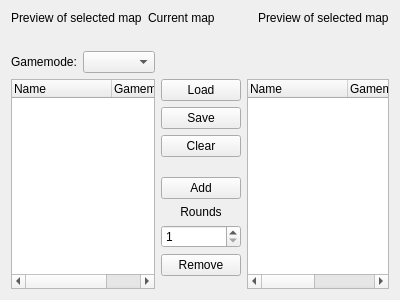
Qt form client/bf4/MapListWidget.ui (OpenRcon/OpenRcon) before a commit.
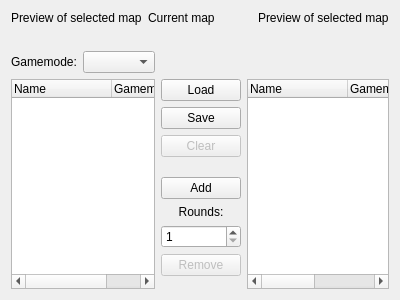
The same form after that commit. Icons and pictures are not drawn. Custom widgets are drawn as their Qt base class.

Commit message: (Frostbite) Fixed bug in BanListWidget.

```diff
--- a/client/bf4/MapListWidget.ui
+++ b/client/bf4/MapListWidget.ui
@@ -147,6 +147,9 @@
      </item>
      <item>
       <widget class="QPushButton" name="pushButton_ml_clear">
+       <property name="enabled">
+        <bool>false</bool>
+       </property>
        <property name="text">
         <string>Clear</string>
        </property>
@@ -183,7 +186,7 @@
      <item>
       <widget class="QLabel" name="label_ml_rounds">
        <property name="text">
-        <string>Rounds</string>
+        <string>Rounds:</string>
        </property>
        <property name="alignment">
         <set>Qt::AlignCenter</set>
@@ -199,6 +202,9 @@
      </item>
      <item>
       <widget class="QPushButton" name="pushButton_ml_remove">
+       <property name="enabled">
+        <bool>false</bool>
+       </property>
        <property name="text">
         <string>Remove</string>
        </property>
```
The commit also changes 17 other files.
